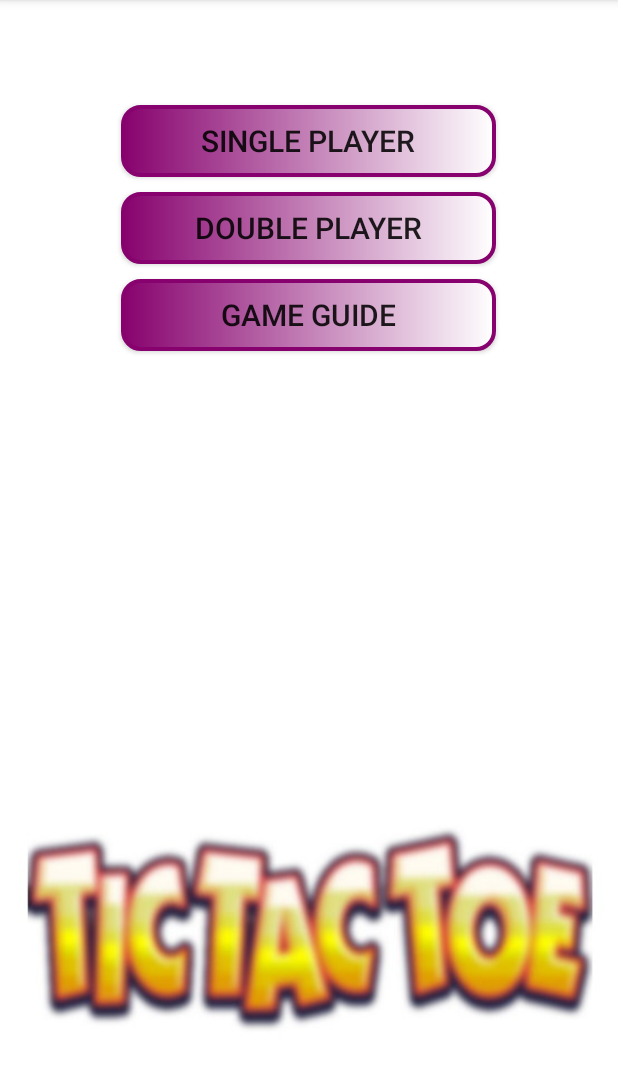
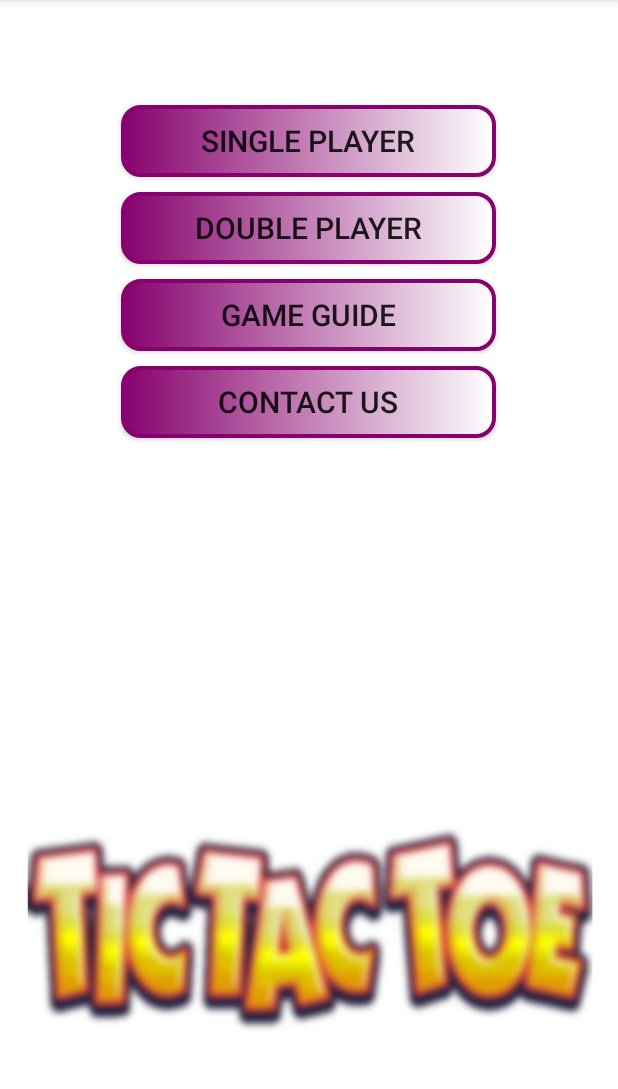
Before and after one commit to NARI1108/TICTAKTOE, an Android app: the screen it shows after launch (MainActivity), on a phone screen of 412 x 824 dp, the part 84-1173 px from its top. Run offline under Robolectric (Android 15) with nearby library versions, the phone set to English and light mode, and no system bars.

Commit message:
adding fourth second Button to homepage of app at MainActivity.xml

```diff
--- a/app/src/main/res/layout/activity_main.xml
+++ b/app/src/main/res/layout/activity_main.xml
@@ -37,5 +37,13 @@
         android:layout_gravity="center"
         android:background="@drawable/buttonstyle"
         />
-
+    <Button
+        android:id="@+id/btn_Contact_us"
+        android:layout_width="250dp"
+        android:layout_height="wrap_content"
+        android:text="@string/contact_us"
+        android:textSize="20sp"
+        android:layout_gravity="center"
+        android:background="@drawable/buttonstyle"
+        android:layout_marginTop="10dp"/>
 </LinearLayout>
--- a/app/src/main/res/values/strings.xml
+++ b/app/src/main/res/values/strings.xml
@@ -3,4 +3,5 @@
     <string name="single_player">Single Player</string>
     <string name="double_player">Double Player</string>
     <string name="game_guide">Game Guide</string>
+    <string name="contact_us">Contact us</string>
 </resources>
```
